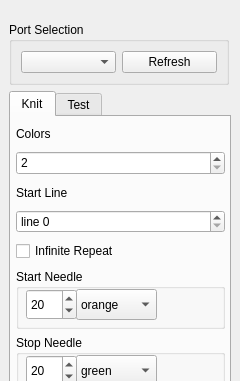
Above: software/python/ayab/plugins/ayab_plugin/ayab_options.ui from AllYarnsAreBeautiful/ayab-desktop before the change; both pictures show x 0 to 240 and y 0 to 381 of the 240 by 581 pixel window. Below: the same form after it.
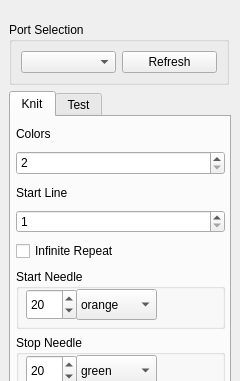
That is the form after the change.

Commit message: #151 #137 - Start Line spinbox allowing values from 1 to image height-1

The edit to the form file:
```diff
--- a/software/python/ayab/plugins/ayab_plugin/ayab_options.ui
+++ b/software/python/ayab/plugins/ayab_plugin/ayab_options.ui
@@ -170,13 +170,13 @@
             <string/>
            </property>
            <property name="prefix">
-            <string>line </string>
+            <string/>
            </property>
            <property name="minimum">
-            <number>0</number>
+            <number>1</number>
            </property>
            <property name="maximum">
-            <number>256</number>
+            <number>99999</number>
            </property>
           </widget>
          </item>
```
The commit also changes 3 other files.
